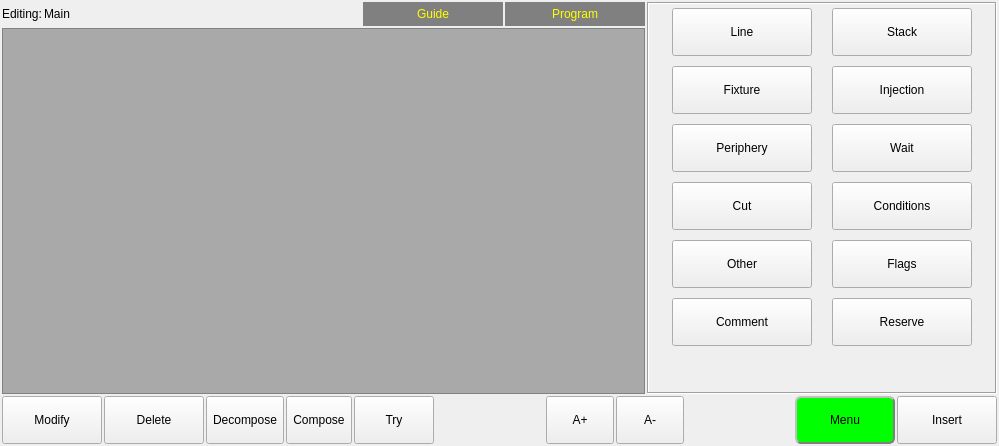
Above: hcinstruction/ichcinstructionpageframe.ui from dongdong-2009/3-5AxisRobot before the change. Below: the same form after it.
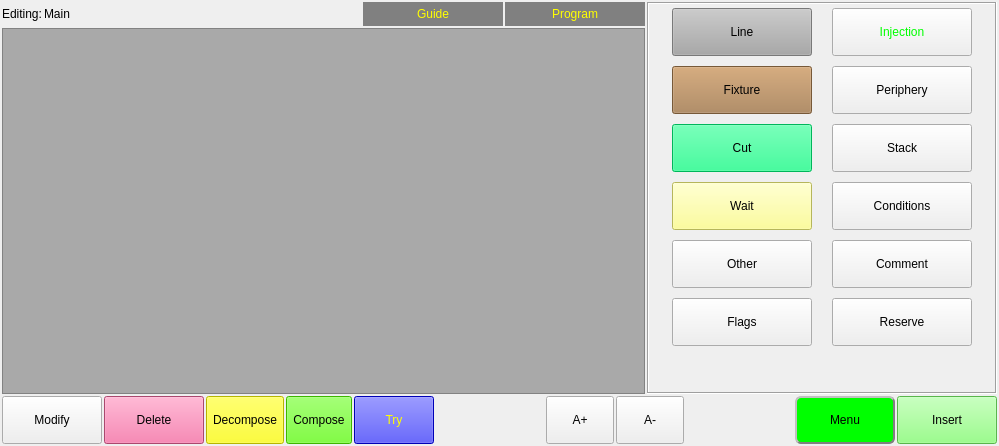
That is the form after the change. Icons and pictures are not drawn. Custom widgets are drawn as their Qt base class.

What changed in the file:
```diff
--- a/hcinstruction/ichcinstructionpageframe.ui
+++ b/hcinstruction/ichcinstructionpageframe.ui
@@ -286,6 +286,9 @@
              <height>48</height>
             </size>
            </property>
+           <property name="styleSheet">
+            <string notr="true">background-color: rgb(169, 169, 169);</string>
+           </property>
            <property name="text">
             <string>Line</string>
            </property>
@@ -324,12 +327,15 @@
              <height>48</height>
             </size>
            </property>
+           <property name="styleSheet">
+            <string notr="true">background-color: rgb(167, 125, 78);</string>
+           </property>
            <property name="text">
             <string>Fixture</string>
            </property>
            <property name="icon">
             <iconset resource="../resource.qrc">
-             <normaloff>:/resource/fixture(32).png</normaloff>:/resource/fixture(32).png</iconset>
+             <normaloff>:/resource/fixture_teach.png</normaloff>:/resource/fixture_teach.png</iconset>
            </property>
            <property name="iconSize">
             <size>
@@ -342,8 +348,8 @@
            </property>
           </widget>
          </item>
-         <item row="2" column="1">
-          <widget class="QToolButton" name="injectionButton">
+         <item row="7" column="0">
+          <widget class="QToolButton" name="otherButton">
            <property name="sizePolicy">
             <sizepolicy hsizetype="Preferred" vsizetype="Preferred">
              <horstretch>0</horstretch>
@@ -363,11 +369,49 @@
             </size>
            </property>
            <property name="text">
-            <string>Injection</string>
+            <string>Other</string>
            </property>
            <property name="icon">
             <iconset resource="../resource.qrc">
-             <normaloff>:/resource/forming-machine(32).png</normaloff>:/resource/forming-machine(32).png</iconset>
+             <normaloff>:/resource/records.png</normaloff>:/resource/records.png</iconset>
+           </property>
+           <property name="iconSize">
+            <size>
+             <width>32</width>
+             <height>32</height>
+            </size>
+           </property>
+           <property name="toolButtonStyle">
+            <enum>Qt::ToolButtonTextBesideIcon</enum>
+           </property>
+          </widget>
+         </item>
+         <item row="5" column="1">
+          <widget class="QToolButton" name="conditionsToolButton">
+           <property name="sizePolicy">
+            <sizepolicy hsizetype="Preferred" vsizetype="Preferred">
+             <horstretch>0</horstretch>
+             <verstretch>0</verstretch>
+            </sizepolicy>
+           </property>
+           <property name="minimumSize">
+            <size>
+             <width>140</width>
+             <height>48</height>
+            </size>
+           </property>
+           <property name="maximumSize">
+            <size>
+             <width>140</width>
+             <height>48</height>
+            </size>
+           </property>
+           <property name="text">
+            <string>Conditions</string>
+           </property>
+           <property name="icon">
+            <iconset resource="../resource.qrc">
+             <normaloff>:/resource/jump(32).png</normaloff>:/resource/jump(32).png</iconset>
            </property>
            <property name="iconSize">
             <size>
@@ -381,82 +425,6 @@
           </widget>
          </item>
          <item row="3" column="0">
-          <widget class="QToolButton" name="peripheryButton">
-           <property name="sizePolicy">
-            <sizepolicy hsizetype="Preferred" vsizetype="Preferred">
-             <horstretch>0</horstretch>
-             <verstretch>0</verstretch>
-            </sizepolicy>
-           </property>
-           <property name="minimumSize">
-            <size>
-             <width>140</width>
-             <height>48</height>
-            </size>
-           </property>
-           <property name="maximumSize">
-            <size>
-             <width>140</width>
-             <height>48</height>
-            </size>
-           </property>
-           <property name="text">
-            <string>Periphery</string>
-           </property>
-           <property name="icon">
-            <iconset resource="../resource.qrc">
-             <normaloff>:/resource/Conveyor_Belt(32).png</normaloff>:/resource/Conveyor_Belt(32).png</iconset>
-           </property>
-           <property name="iconSize">
-            <size>
-             <width>32</width>
-             <height>32</height>
-            </size>
-           </property>
-           <property name="toolButtonStyle">
-            <enum>Qt::ToolButtonTextBesideIcon</enum>
-           </property>
-          </widget>
-         </item>
-         <item row="1" column="1">
-          <widget class="QToolButton" name="stackButton">
-           <property name="sizePolicy">
-            <sizepolicy hsizetype="Preferred" vsizetype="Preferred">
-             <horstretch>0</horstretch>
-             <verstretch>0</verstretch>
-            </sizepolicy>
-           </property>
-           <property name="minimumSize">
-            <size>
-             <width>140</width>
-             <height>48</height>
-            </size>
-           </property>
-           <property name="maximumSize">
-            <size>
-             <width>140</width>
-             <height>48</height>
-            </size>
-           </property>
-           <property name="text">
-            <string>Stack</string>
-           </property>
-           <property name="icon">
-            <iconset resource="../resource.qrc">
-             <normaloff>:/resource/macro(32).png</normaloff>:/resource/macro(32).png</iconset>
-           </property>
-           <property name="iconSize">
-            <size>
-             <width>32</width>
-             <height>32</height>
-            </size>
-           </property>
-           <property name="toolButtonStyle">
-            <enum>Qt::ToolButtonTextBesideIcon</enum>
-           </property>
-          </widget>
-         </item>
-         <item row="4" column="0">
           <widget class="QToolButton" name="cutButton">
            <property name="sizePolicy">
             <sizepolicy hsizetype="Preferred" vsizetype="Preferred">
@@ -476,6 +444,9 @@
              <height>48</height>
             </size>
            </property>
+           <property name="styleSheet">
+            <string notr="true">background-color: rgb(0, 255, 127);</string>
+           </property>
            <property name="text">
             <string>Cut</string>
            </property>
@@ -495,82 +466,6 @@
           </widget>
          </item>
          <item row="5" column="0">
-          <widget class="QToolButton" name="otherButton">
-           <property name="sizePolicy">
-            <sizepolicy hsizetype="Preferred" vsizetype="Preferred">
-             <horstretch>0</horstretch>
-             <verstretch>0</verstretch>
-            </sizepolicy>
-           </property>
-           <property name="minimumSize">
-            <size>
-             <width>140</width>
-             <height>48</height>
-            </size>
-           </property>
-           <property name="maximumSize">
-            <size>
-             <width>140</width>
-             <height>48</height>
-            </size>
-           </property>
-           <property name="text">
-            <string>Other</string>
-           </property>
-           <property name="icon">
-            <iconset resource="../resource.qrc">
-             <normaloff>:/resource/settings.png</normaloff>:/resource/settings.png</iconset>
-           </property>
-           <property name="iconSize">
-            <size>
-             <width>32</width>
-             <height>32</height>
-            </size>
-           </property>
-           <property name="toolButtonStyle">
-            <enum>Qt::ToolButtonTextBesideIcon</enum>
-           </property>
-          </widget>
-         </item>
-         <item row="7" column="0">
-          <widget class="QToolButton" name="commentButton">
-           <property name="sizePolicy">
-            <sizepolicy hsizetype="Preferred" vsizetype="Preferred">
-             <horstretch>0</horstretch>
-             <verstretch>0</verstretch>
-            </sizepolicy>
-           </property>
-           <property name="minimumSize">
-            <size>
-             <width>140</width>
-             <height>48</height>
-            </size>
-           </property>
-           <property name="maximumSize">
-            <size>
-             <width>140</width>
-             <height>48</height>
-            </size>
-           </property>
-           <property name="text">
-            <string>Comment</string>
-           </property>
-           <property name="icon">
-            <iconset resource="../resource.qrc">
-             <normaloff>:/resource/modify.png</normaloff>:/resource/modify.png</iconset>
-           </property>
-           <property name="iconSize">
-            <size>
-             <width>32</width>
-             <height>32</height>
-            </size>
-           </property>
-           <property name="toolButtonStyle">
-            <enum>Qt::ToolButtonTextBesideIcon</enum>
-           </property>
-          </widget>
-         </item>
-         <item row="3" column="1">
           <widget class="QToolButton" name="waitToolButton">
            <property name="sizePolicy">
             <sizepolicy hsizetype="Preferred" vsizetype="Preferred">
@@ -590,6 +485,9 @@
              <height>48</height>
             </size>
            </property>
+           <property name="styleSheet">
+            <string notr="true">background-color: rgb(255, 255, 127);</string>
+           </property>
            <property name="text">
             <string>Wait</string>
            </property>
@@ -608,83 +506,45 @@
            </property>
           </widget>
          </item>
-         <item row="4" column="1">
-          <widget class="QToolButton" name="conditionsToolButton">
-           <property name="sizePolicy">
-            <sizepolicy hsizetype="Preferred" vsizetype="Preferred">
-             <horstretch>0</horstretch>
-             <verstretch>0</verstretch>
-            </sizepolicy>
-           </property>
-           <property name="minimumSize">
-            <size>
-             <width>140</width>
-             <height>48</height>
-            </size>
-           </property>
-           <property name="maximumSize">
-            <size>
-             <width>140</width>
-             <height>48</height>
-            </size>
-           </property>
-           <property name="text">
-            <string>Conditions</string>
-           </property>
-           <property name="icon">
-            <iconset resource="../resource.qrc">
-             <normaloff>:/resource/jump(32).png</normaloff>:/resource/jump(32).png</iconset>
-           </property>
-           <property name="iconSize">
-            <size>
-             <width>32</width>
-             <height>32</height>
-            </size>
-           </property>
-           <property name="toolButtonStyle">
-            <enum>Qt::ToolButtonTextBesideIcon</enum>
-           </property>
-          </widget>
-         </item>
-         <item row="5" column="1">
-          <widget class="QToolButton" name="flagsButton">
-           <property name="sizePolicy">
-            <sizepolicy hsizetype="Preferred" vsizetype="Preferred">
-             <horstretch>0</horstretch>
-             <verstretch>0</verstretch>
-            </sizepolicy>
-           </property>
-           <property name="minimumSize">
-            <size>
-             <width>140</width>
-             <height>48</height>
-            </size>
-           </property>
-           <property name="maximumSize">
-            <size>
-             <width>140</width>
-             <height>48</height>
-            </size>
-           </property>
-           <property name="text">
-            <string>Flags</string>
-           </property>
-           <property name="icon">
-            <iconset resource="../resource.qrc">
-             <normaloff>:/resource/macro(32).png</normaloff>:/resource/macro(32).png</iconset>
-           </property>
-           <property name="iconSize">
-            <size>
-             <width>32</width>
-             <height>32</height>
-            </size>
-           </property>
-           <property name="toolButtonStyle">
-            <enum>Qt::ToolButtonTextBesideIcon</enum>
-           </property>
-          </widget>
-         </item>
          <item row="7" column="1">
+          <widget class="QToolButton" name="commentButton">
+           <property name="sizePolicy">
+            <sizepolicy hsizetype="Preferred" vsizetype="Preferred">
+             <horstretch>0</horstretch>
+             <verstretch>0</verstretch>
+            </sizepolicy>
+           </property>
+           <property name="minimumSize">
+            <size>
+             <width>140</width>
+             <height>48</height>
+            </size>
+           </property>
+           <property name="maximumSize">
+            <size>
+             <width>140</width>
+             <height>48</height>
+            </size>
+           </property>
+           <property name="text">
+            <string>Comment</string>
+           </property>
+           <property name="icon">
+            <iconset resource="../resource.qrc">
+             <normaloff>:/resource/modify.png</normaloff>:/resource/modify.png</iconset>
+           </property>
+           <property name="iconSize">
+            <size>
+             <width>32</width>
+             <height>32</height>
+            </size>
+           </property>
+           <property name="toolButtonStyle">
+            <enum>Qt::ToolButtonTextBesideIcon</enum>
+           </property>
+          </widget>
+         </item>
+         <item row="8" column="1">
           <widget class="QToolButton" name="pneumaticButton">
            <property name="sizePolicy">
             <sizepolicy hsizetype="Preferred" vsizetype="Preferred">
@@ -722,6 +582,161 @@
            </property>
           </widget>
          </item>
+         <item row="1" column="1">
+          <widget class="QToolButton" name="injectionButton">
+           <property name="sizePolicy">
+            <sizepolicy hsizetype="Preferred" vsizetype="Preferred">
+             <horstretch>0</horstretch>
+             <verstretch>0</verstretch>
+            </sizepolicy>
+           </property>
+           <property name="minimumSize">
+            <size>
+             <width>140</width>
+             <height>48</height>
+            </size>
+           </property>
+           <property name="maximumSize">
+            <size>
+             <width>140</width>
+             <height>48</height>
+            </size>
+           </property>
+           <property name="styleSheet">
+            <string notr="true">color: rgb(0, 255, 0);</string>
+           </property>
+           <property name="text">
+            <string>Injection</string>
+           </property>
+           <property name="icon">
+            <iconset resource="../resource.qrc">
+             <normaloff>:/resource/forming-machine(32).png</normaloff>:/resource/forming-machine(32).png</iconset>
+           </property>
+           <property name="iconSize">
+            <size>
+             <width>32</width>
+             <height>32</height>
+            </size>
+           </property>
+           <property name="toolButtonStyle">
+            <enum>Qt::ToolButtonTextBesideIcon</enum>
+           </property>
+          </widget>
+         </item>
+         <item row="2" column="1">
+          <widget class="QToolButton" name="peripheryButton">
+           <property name="sizePolicy">
+            <sizepolicy hsizetype="Preferred" vsizetype="Preferred">
+             <horstretch>0</horstretch>
+             <verstretch>0</verstretch>
+            </sizepolicy>
+           </property>
+           <property name="minimumSize">
+            <size>
+             <width>140</width>
+             <height>48</height>
+            </size>
+           </property>
+           <property name="maximumSize">
+            <size>
+             <width>140</width>
+             <height>48</height>
+            </size>
+           </property>
+           <property name="text">
+            <string>Periphery</string>
+           </property>
+           <property name="icon">
+            <iconset resource="../resource.qrc">
+             <normaloff>:/resource/Conveyor_Belt(32).png</normaloff>:/resource/Conveyor_Belt(32).png</iconset>
+           </property>
+           <property name="iconSize">
+            <size>
+             <width>32</width>
+             <height>32</height>
+            </size>
+           </property>
+           <property name="toolButtonStyle">
+            <enum>Qt::ToolButtonTextBesideIcon</enum>
+           </property>
+          </widget>
+         </item>
+         <item row="3" column="1">
+          <widget class="QToolButton" name="stackButton">
+           <property name="sizePolicy">
+            <sizepolicy hsizetype="Preferred" vsizetype="Preferred">
+             <horstretch>0</horstretch>
+             <verstretch>0</verstretch>
+            </sizepolicy>
+           </property>
+           <property name="minimumSize">
+            <size>
+             <width>140</width>
+             <height>48</height>
+            </size>
+           </property>
+           <property name="maximumSize">
+            <size>
+             <width>140</width>
+             <height>48</height>
+            </size>
+           </property>
+           <property name="text">
+            <string>Stack</string>
+           </property>
+           <property name="icon">
+            <iconset resource="../resource.qrc">
+             <normaloff>:/resource/macro(32).png</normaloff>:/resource/macro(32).png</iconset>
+           </property>
+           <property name="iconSize">
+            <size>
+             <width>32</width>
+             <height>32</height>
+            </size>
+           </property>
+           <property name="toolButtonStyle">
+            <enum>Qt::ToolButtonTextBesideIcon</enum>
+           </property>
+          </widget>
+         </item>
+         <item row="8" column="0">
+          <widget class="QToolButton" name="flagsButton">
+           <property name="sizePolicy">
+            <sizepolicy hsizetype="Preferred" vsizetype="Preferred">
+             <horstretch>0</horstretch>
+             <verstretch>0</verstretch>
+            </sizepolicy>
+           </property>
+           <property name="minimumSize">
+            <size>
+             <width>140</width>
+             <height>48</height>
+            </size>
+           </property>
+           <property name="maximumSize">
+            <size>
+             <width>140</width>
+             <height>48</height>
+            </size>
+           </property>
+           <property name="text">
+            <string>Flags</string>
+           </property>
+           <property name="icon">
+            <iconset resource="../resource.qrc">
+             <normaloff>:/resource/macro(32).png</normaloff>:/resource/macro(32).png</iconset>
+           </property>
+           <property name="iconSize">
+            <size>
+             <width>32</width>
+             <height>32</height>
+            </size>
+           </property>
+           <property name="toolButtonStyle">
+            <enum>Qt::ToolButtonTextBesideIcon</enum>
+           </property>
+          </widget>
+         </item>
         </layout>
        </widget>
       </widget>
@@ -788,6 +803,9 @@
          <height>48</height>
         </size>
        </property>
+       <property name="styleSheet">
+        <string notr="true">background-color: rgb(240, 100, 154);</string>
+       </property>
        <property name="text">
         <string>Delete</string>
        </property>
@@ -826,6 +844,9 @@
          <height>48</height>
         </size>
        </property>
+       <property name="styleSheet">
+        <string notr="true">background-color: rgb(255, 255, 0);</string>
+       </property>
        <property name="text">
         <string>Decompose</string>
        </property>
@@ -867,6 +888,9 @@
          <height>48</height>
         </size>
        </property>
+       <property name="styleSheet">
+        <string notr="true">background-color: rgb(85, 255, 0);</string>
+       </property>
        <property name="text">
         <string>Compose</string>
        </property>
@@ -908,6 +932,10 @@
          <height>16777215</height>
         </size>
        </property>
+       <property name="styleSheet">
+        <string notr="true">background-color: rgb(0, 0, 255);
+color: rgb(255, 255, 0);</string>
+       </property>
        <property name="text">
         <string>Try</string>
        </property>
@@ -1081,17 +1109,20 @@
          <height>48</height>
         </size>
        </property>
+       <property name="styleSheet">
+        <string notr="true">background-color: rgb(125, 255, 105);</string>
+       </property>
        <property name="text">
         <string>Insert</string>
        </property>
        <property name="icon">
         <iconset resource="../resource.qrc">
-         <normaloff>:/resource/insert(32).png</normaloff>:/resource/insert(32).png</iconset>
+         <normaloff>:/resource/play.png</normaloff>:/resource/play.png</iconset>
        </property>
        <property name="iconSize">
         <size>
-         <width>32</width>
-         <height>32</height>
+         <width>24</width>
+         <height>24</height>
         </size>
        </property>
        <property name="toolButtonStyle">
```
